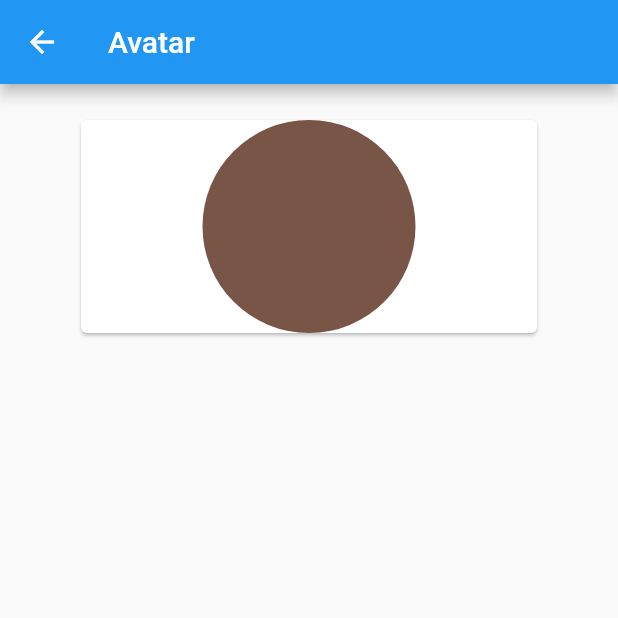
After one commit to EEZhuang/THRIVE, a Flutter app: the Avatar screen opened directly, on a phone screen of 412 x 824 dp, the top half of it. The commit adds this screen. Run offline on Flutter 3.47's test engine with Material 2 defaults, Android fonts, the phone set to English and light mode, and no system bars; our stand-ins replace cloud_firestore, firebase_auth, flutter_spinkit; missing offline and left inert: random_color; accounts and stored records are empty.

Commit message:
idk something something avatar

```diff
--- /dev/null
+++ b/lib/screens/home/avatar.dart
@@ -0,0 +1,50 @@
+import 'package:firebase_auth/firebase_auth.dart';
+import 'package:flutter/material.dart';
+import 'package:thrive/services/auth.dart';
+import 'package:http/http.dart' as http;
+import 'dart:convert';
+import 'package:intl/intl.dart';
+
+import 'avatarList.dart';
+
+class Avatar extends StatefulWidget {
+  @override
+  _CreateAvatarState createState() => _CreateAvatarState();
+
+}
+class _CreateAvatarState extends State<Avatar> {
+  @override
+  Widget build(BuildContext context) {
+    return Scaffold(
+        appBar: AppBar(
+          title: Text("Avatar"),
+        ),
+        body: Container(
+          padding: EdgeInsets.symmetric(
+              vertical: 20,
+              horizontal: 50
+          ),
+          child: InkWell(
+            onTap: () {
+              Navigator.push(
+                context,
+                MaterialPageRoute(builder: (context) => AvatarList()),
+              );
+            },
+            child: IgnorePointer(
+              child: Container(
+                width: 400,
+                height: 150,
+                child: Card(
+                  child: CircleAvatar(
+                      backgroundColor: Colors.brown,
+                    )
+                ),
+              ),
+
+            ),
+          ),
+        ),
+    );
+  }
+}
--- a/lib/screens/home/home.dart
+++ b/lib/screens/home/home.dart
@@ -4,6 +4,8 @@ import 'package:thrive/screens/createGoal/createGoal.dart';
 import 'package:thrive/services/auth.dart';
 import 'package:http/http.dart' as http;
 import 'dart:convert';
+
+import 'avatar.dart';
 
 // "User home page", screen useer sees after successful login
 class Home extends StatefulWidget {
@@ -57,7 +59,10 @@ class _HomeState extends State<Home> {
         MaterialPageRoute(builder: (context) => CreateGoal()),
       );
     } else if (_selectedIndex == 3) {
-
+      Navigator.push(
+        context,
+        MaterialPageRoute(builder: (context) => Avatar()),
+      );
     }
   }
 
--- a/pubspec.yaml
+++ b/pubspec.yaml
@@ -28,6 +28,7 @@ dependencies:
   provider: ^3.1.0
   flutter_spinkit: ^4.0.0
   intl: ^0.16.1
+  random_color: ^1.0.5
 
 dev_dependencies:
   flutter_test:
```
Also changed, not shown: lib/screens/home/avatarList.dart (added, +55 -0 lines), pubspec.lock.
